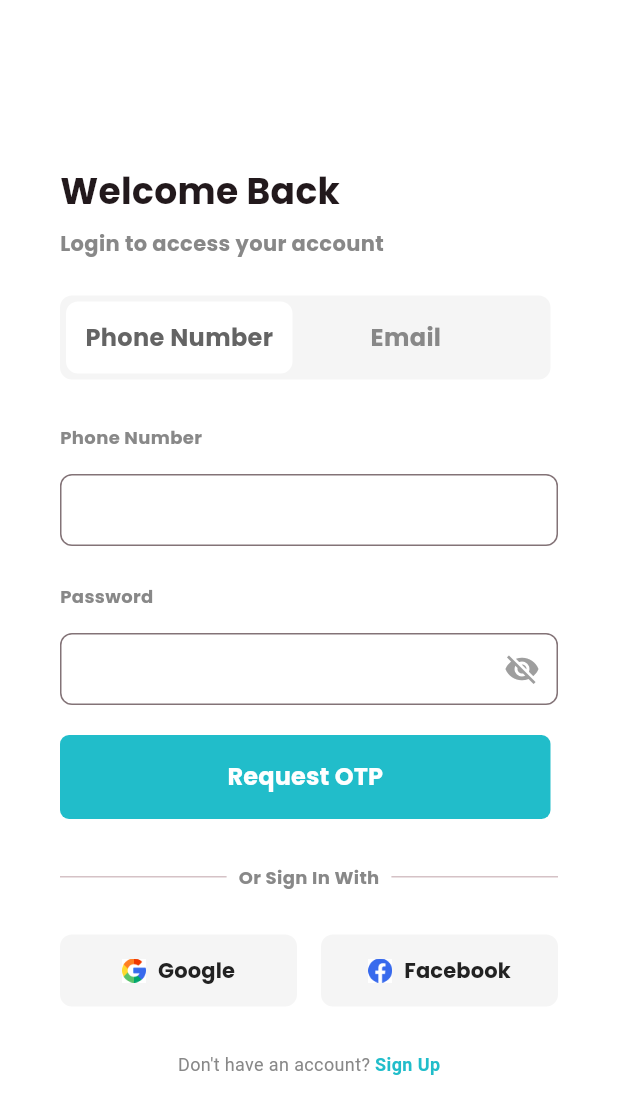
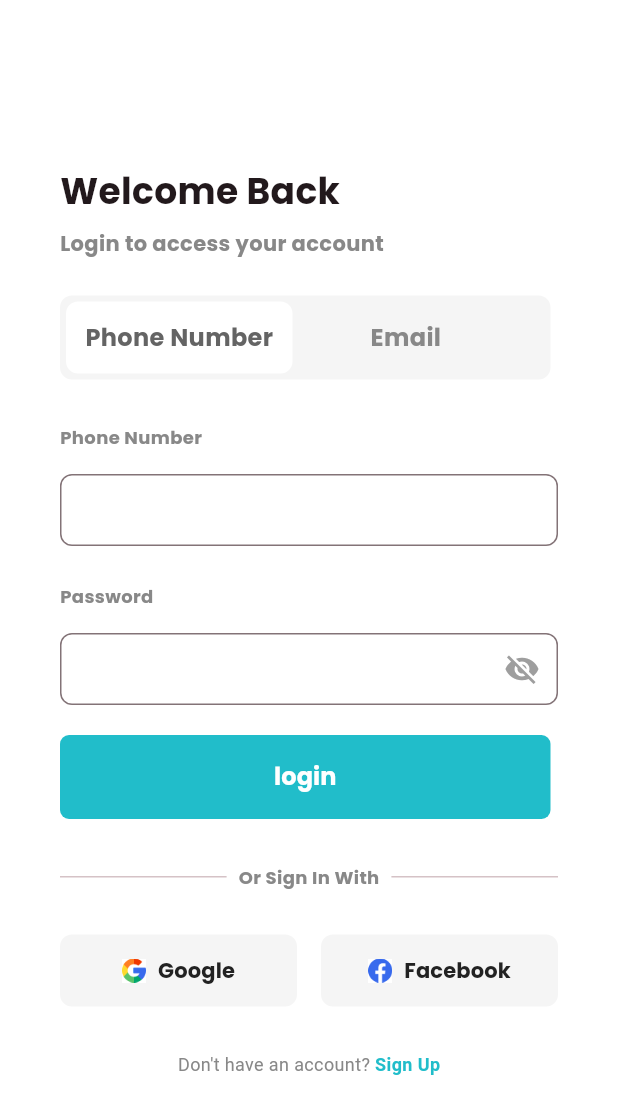
Before and after one commit to DestyAlamanda/ppkd_d_3, a Flutter app: the screen it shows after launch, on a phone screen of 412 x 824 dp. Shown: the top 1114 px of the screen. Run offline on Flutter 3.47's test engine with Material 3 defaults, Android fonts, the phone set to English and light mode, and no system bars.

Commit message:
learn Routing

```diff
--- /dev/null
+++ b/lib/learn_routing/login_page.dart
@@ -0,0 +1,358 @@
+import 'package:flutter/material.dart';
+
+class LoginPage extends StatefulWidget {
+  const LoginPage({super.key});
+
+  @override
+  State<LoginPage> createState() => _LoginPageState();
+}
+
+class _LoginPageState extends State<LoginPage> {
+  bool _isPasswordVisible = false;
+  final _formKey = GlobalKey<FormState>();
+
+  @override
+  Widget build(BuildContext context) {
+    return Scaffold(
+      backgroundColor: Colors.white,
+      body: SingleChildScrollView(
+        child: Column(
+          children: [
+            Padding(
+              padding: EdgeInsets.symmetric(horizontal: 40, vertical: 110),
+              child: Form(
+                key: _formKey,
+                child: Column(
+                  crossAxisAlignment: CrossAxisAlignment.start,
+                  children: [
+                    Text(
+                      "Welcome Back",
+                      style: TextStyle(
+                        fontSize: 24,
+                        fontWeight: FontWeight.w700,
+                      ),
+                    ),
+                    SizedBox(height: 8),
+                    Text(
+                      "Login to access your account",
+                      style: TextStyle(fontSize: 14, color: Color(0xFF888888)),
+                    ),
+
+                    SizedBox(height: 25),
+                    Stack(
+                      alignment: (Alignment.center),
+                      children: [
+                        Container(
+                          height: 56,
+                          width: 327,
+                          padding: EdgeInsets.symmetric(horizontal: 4),
+                          decoration: BoxDecoration(
+                            color: Color(0xFFF5F5F5),
+                            borderRadius: BorderRadius.circular(8),
+                          ),
+                          child: Row(
+                            children: [
+                              Container(
+                                height: 48,
+                                width: 151,
+                                decoration: BoxDecoration(
+                                  color: Colors.white,
+                                  borderRadius: BorderRadius.circular(8),
+                                ),
+                                alignment: Alignment.center,
+                                child: Text(
+                                  "Phone Number",
+                                  style: TextStyle(
+                                    fontSize: 16,
+                                    color: Color(0xFF646464),
+                                    fontWeight: FontWeight.w500,
+                                  ),
+                                ),
+                              ),
+                              Container(
+                                height: 48,
+                                width: 151,
+                                decoration: BoxDecoration(
+                                  borderRadius: BorderRadius.circular(8),
+                                ),
+                                alignment: Alignment.center,
+                                child: Text(
+                                  "Email",
+                                  style: TextStyle(
+                                    fontSize: 16,
+                                    color: Color(0xFF888888),
+                                    fontWeight: FontWeight.w400,
+                                  ),
+                                ),
+                              ),
+                            ],
+                          ),
+                        ),
+                      ],
+                    ),
+                    SizedBox(height: 30),
+
+                    // input no telp
+                    Text(
+                      'Phone Number',
+                      style: TextStyle(
+                        color: Color(0xff888888),
+                        fontSize: 12,
+                        fontWeight: FontWeight.w400,
+                      ),
+                    ),
+                    SizedBox(height: 16),
+                    TextFormField(
+                      keyboardType: TextInputType.phone,
+                      decoration: InputDecoration(
+                        contentPadding: EdgeInsets.symmetric(horizontal: 16),
+                        border: OutlineInputBorder(
+                          borderRadius: BorderRadius.circular(8),
+                        ),
+                      ),
+                      validator: (value) {
+                        if (value == null || value.isEmpty) {
+                          return 'Phone number cannot be empty';
+                        } else if (value.length < 10) {
+                          return 'Phone number must be at least 10 digits';
+                        }
+                        return null;
+                      },
+                    ),
+                    SizedBox(height: 25),
+                    Text(
+                      'Password',
+                      style: TextStyle(
+                        color: Color(0xff888888),
+                        fontSize: 12,
+                        fontWeight: FontWeight.w400,
+                      ),
+                    ),
+                    SizedBox(height: 16),
+                    TextFormField(
+                      keyboardType: TextInputType.visiblePassword,
+                      obscureText: !_isPasswordVisible,
+                      decoration: InputDecoration(
+                        contentPadding: EdgeInsets.symmetric(horizontal: 16),
+                        border: OutlineInputBorder(
+                          borderRadius: BorderRadius.circular(8),
+                        ),
+                        suffixIcon: IconButton(
+                          onPressed: () {
+                            setState(() {
+                              _isPasswordVisible = !_isPasswordVisible;
+                            });
+                          },
+                          icon: Icon(
+                            _isPasswordVisible
+                                ? Icons.visibility
+                                : Icons.visibility_off,
+                            color: Colors.grey,
+                          ),
+                        ),
+                      ),
+                      validator: (value) {
+                        if (value == null || value.isEmpty) {
+                          return 'Password cannot be empty';
+                        } else if (value.length < 6) {
+                          return 'Password must be at least 6 characters';
+                        }
+                        return null;
+                      },
+                    ),
+                    SizedBox(height: 20),
+
+                    // Tombol Submit
+                    ElevatedButton(
+                      onPressed: () {
+                        if (_formKey.currentState!.validate()) {
+                          Navigator.pushReplacementNamed(context, "/homepage");
+                          ScaffoldMessenger.of(context).showSnackBar(
+                            SnackBar(
+                              content: Text(
+                                "Login Succses",
+                                textAlign: TextAlign.center,
+                                style: TextStyle(
+                                  fontSize: 16,
+                                  fontWeight: FontWeight.w700,
+                                  color: Colors.white,
+                                ),
+                              ),
+                              backgroundColor: Color(0xff21BDCA),
+                            ),
+                          );
+                        } else {
+                          showDialog(
+                            context: context,
+                            builder: (context) {
+                              return AlertDialog(
+                                title: Text("Login Failed"),
+                                content: Text(
+                                  "Phone number or password is incorrect",
+                                ),
+                                backgroundColor: Colors.grey[100],
+                                actions: [
+                                  TextButton(
+                                    onPressed: () {
+                                      Navigator.of(context).pop();
+                                    },
+                                    child: Text("OK"),
+                                  ),
+                                ],
+                              );
+                            },
+                          );
+                        }
+                      },
+                      style: ElevatedButton.styleFrom(
+                        backgroundColor: Color(0xff21BDCA),
+                        fixedSize: Size(327, 56),
+                        shape: RoundedRectangleBorder(
+                          borderRadius: BorderRadius.circular(6),
+                        ),
+                        elevation: 0,
+                      ),
+                      child: Text(
+                        "login",
+                        style: TextStyle(
+                          fontSize: 16,
+                          fontWeight: FontWeight.w700,
+                          color: Colors.white,
+                        ),
+                      ),
+                    ),
+                    SizedBox(height: 30),
+                    Row(
+                      children: [
+                        Expanded(child: Divider()),
+                        Padding(
+                          padding: EdgeInsets.symmetric(horizontal: 8.0),
+                          child: Text(
+                            'Or Sign In With',
+                            style: TextStyle(
+                              color: Color(0xff888888),
+                              fontSize: 12,
+                              fontWeight: FontWeight.w400,
+                            ),
+                          ),
+                        ),
+                        Expanded(child: Divider()),
+                      ],
+                    ),
+
+                    SizedBox(height: 30),
+                    Row(
+                      children: [
+                        Expanded(
+                          child: SizedBox(
+                            height: 48,
+                            child: ElevatedButton(
+                              onPressed: () {},
+                              style: ElevatedButton.styleFrom(
+                                backgroundColor: Color(0xffF5F5F5),
+                                shape: RoundedRectangleBorder(
+                                  borderRadius: BorderRadius.circular(8),
+                                ),
+                                elevation: 0,
+                              ),
+                              child: Row(
+                                mainAxisSize: MainAxisSize.min,
+                                mainAxisAlignment: MainAxisAlignment.center,
+                                children: [
+                                  Image.asset(
+                                    'assets/photos/Google.jpg',
+                                    width: 16,
+                                    height: 16,
+                                  ),
+                                  SizedBox(width: 8),
+                                  Text(
+                                    'Google',
+                                    style: TextStyle(
+                                      color: Color(0xff222222),
+                                      fontWeight: FontWeight.w400,
+                                      fontSize: 14,
+                                    ),
+                                  ),
+                                ],
+                              ),
+                            ),
+                          ),
+                        ),
+                        SizedBox(width: 16),
+                        Expanded(
+                          child: SizedBox(
+                            height: 48,
+                            child: ElevatedButton(
+                              onPressed: () {},
+                              style: ElevatedButton.styleFrom(
+                                backgroundColor: Color(0xffF5F5F5),
+                                shape: RoundedRectangleBorder(
+                                  borderRadius: BorderRadius.circular(8),
+                                ),
+                                elevation: 0,
+                              ),
+                              child: Row(
+                                mainAxisSize: MainAxisSize.min,
+                                mainAxisAlignment: MainAxisAlignment.center,
+                                children: [
+                                  Image.asset(
+                                    'assets/photos/facebook.jpg',
+                                    width: 16,
+                                    height: 16,
+                                  ),
+                                  SizedBox(width: 8),
+                                  Text(
+                                    'Facebook',
+                                    style: TextStyle(
+                                      color: Color(0xff222222),
+                                      fontWeight: FontWeight.w400,
+                                      fontSize: 14,
+                                    ),
+                                  ),
+                                ],
+                              ),
+                            ),
+                          ),
+                        ),
+                      ],
+                    ),
+
+                    SizedBox(height: 30),
+
+                    Center(
+                      child: GestureDetector(
+                        onTap: () {
+                          print("lala");
+                        },
+                        child: Text.rich(
+                          TextSpan(
+                            text: "Don't have an account? ",
+                            style: TextStyle(
+                              color: Color(0xff888888),
+                              fontSize: 12,
+                              fontWeight: FontWeight.w400,
+                            ),
+                            children: [
+                              TextSpan(
+                                text: 'Sign Up',
+                                style: TextStyle(
+                                  color: Color(0xff21BDCA),
+                                  fontWeight: FontWeight.w700,
+                                  fontSize: 12,
+                                ),
+                              ),
+                            ],
+                          ),
+                        ),
+                      ),
+                    ),
+                  ],
+                ),
+              ),
+            ),
+          ],
+        ),
+      ),
+    );
+  }
+}
--- a/lib/main.dart
+++ b/lib/main.dart
@@ -1,5 +1,8 @@
 import 'package:flutter/material.dart';
-import 'package:ppkd_d_3/tugas_6/tugas_6_flutter.dart';
+import 'package:ppkd_d_3/learn_routing/home_page.dart';
+import 'package:ppkd_d_3/learn_routing/login_page.dart';
+import 'package:ppkd_d_3/learn_routing/second_page.dart';
+import 'package:ppkd_d_3/learn_routing/third_page.dart';
 
 void main() {
   runApp(const MyApp());
@@ -18,7 +21,14 @@ class MyApp extends StatelessWidget {
         colorScheme: ColorScheme.fromSeed(seedColor: Colors.black),
         fontFamily: "Poppins",
       ),
-      home: TugasEnam(),
+      // home: TugasEnam(),
+      initialRoute: '/',
+      routes: {
+        '/': (context) => LoginPage(),
+        '/homepage': (context) => HomePage(),
+        '/second': (context) => SecondPage(),
+        '/third': (context) => ThirdPage(),
+      },
     );
   }
 }
```
Also changed, not shown: lib/learn_routing/home_page.dart (added, +105 -0 lines), lib/learn_routing/second_page.dart (added, +27 -0 lines), lib/learn_routing/third_page.dart (added, +24 -0 lines).
